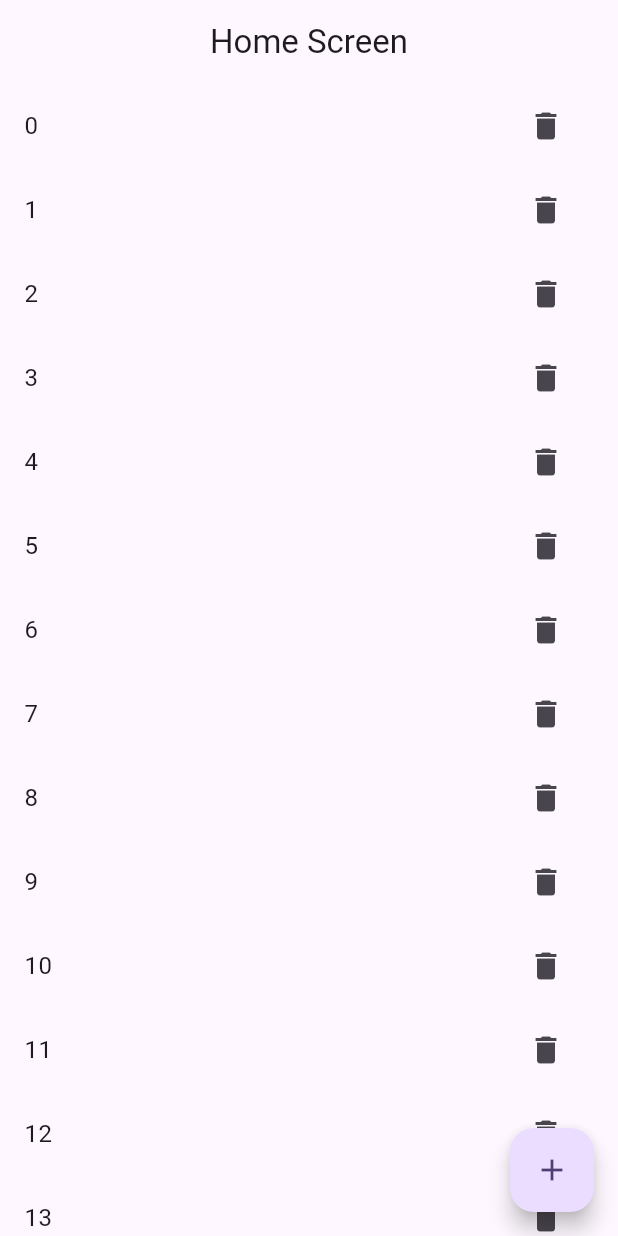
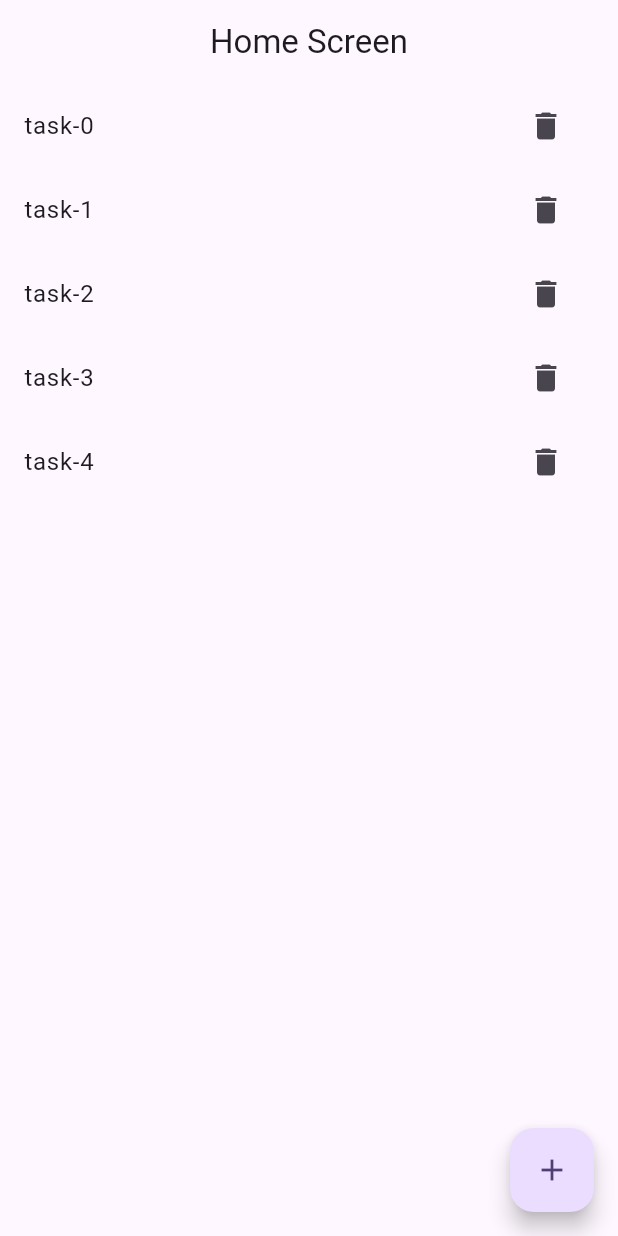
Before and after one commit to Sohag-84/Flutter-Bloc, a Flutter app: the screen it shows after launch, after a tap on the "add" icon, on a phone screen of 412 x 824 dp. Run offline on Flutter 3.47's test engine with Material 3 defaults, Android fonts, the phone set to English and light mode, and no system bars; our stand-ins replace bloc, equatable, flutter_bloc, flutter_svg, image_picker; network calls fail.

Commit message:
add todo

```diff
--- /dev/null
+++ b/insert_delete_from_list/lib/bloc/todo_bloc.dart
@@ -0,0 +1,17 @@
+import 'dart:async';
+
+import 'package:bloc/bloc.dart';
+import 'package:insert_delete_from_list/bloc/todo_event.dart';
+import 'package:insert_delete_from_list/bloc/todo_state.dart';
+
+class TodoBloc extends Bloc<TodoEvent,TodoState>{
+  final List<String> todoList = [];
+  TodoBloc():super(const TodoState()){
+   on<AddTodoEvent>(addTodoEvent);
+  }
+
+  FutureOr<void> addTodoEvent(AddTodoEvent event, Emitter<TodoState> emit) {
+    todoList.add(event.task);
+    emit(state.copyWith(todoList: List.from(todoList)));
+  }
+}
--- a/insert_delete_from_list/lib/bloc/todo_event.dart
+++ b/insert_delete_from_list/lib/bloc/todo_event.dart
@@ -6,12 +6,16 @@ abstract class TodoEvent extends Equatable {
   List<Object?> get props => throw UnimplementedError();
 }
 
-class AddTodoEvent extends Equatable {
+class AddTodoEvent extends TodoEvent {
+  final String task;
+
+   const AddTodoEvent({required this.task});
+
+  @override
+  List<Object?> get props => [task];
+}
+
+class DeleteTodo extends TodoEvent {
   @override
   List<Object?> get props => [];
 }
-
-class DeleteTodo extends Equatable {
-  @override
-  List<Object?> get props => [];
-}
--- /dev/null
+++ b/insert_delete_from_list/lib/bloc/todo_state.dart
@@ -0,0 +1,18 @@
+// ignore_for_file: public_member_api_docs, sort_constructors_first
+import 'package:equatable/equatable.dart';
+
+class TodoState extends Equatable {
+  final List<String> todoList;
+
+  const TodoState({this.todoList = const []});
+  @override
+  List<Object?> get props => [todoList];
+
+  TodoState copyWith({
+    List<String>? todoList,
+  }) {
+    return TodoState(
+      todoList: todoList ?? this.todoList,
+    );
+  }
+}
--- a/insert_delete_from_list/lib/main.dart
+++ b/insert_delete_from_list/lib/main.dart
@@ -1,4 +1,6 @@
 import 'package:flutter/material.dart';
+import 'package:flutter_bloc/flutter_bloc.dart';
+import 'package:insert_delete_from_list/bloc/todo_bloc.dart';
 import 'package:insert_delete_from_list/ui/home_screen.dart';
 
 void main() {
@@ -10,7 +12,9 @@ class MyApp extends StatelessWidget {
 
   @override
   Widget build(BuildContext context) {
-    return MaterialApp(
+    return BlocProvider(
+      create: (context) => TodoBloc(),
+      child: MaterialApp(
         title: 'Flutter Demo',
         debugShowCheckedModeBanner: false,
         theme: ThemeData(
@@ -18,6 +22,7 @@ class MyApp extends StatelessWidget {
           useMaterial3: true,
         ),
         home: const HomeScreen(),
+      ),
     );
   }
 }
--- a/insert_delete_from_list/lib/ui/home_screen.dart
+++ b/insert_delete_from_list/lib/ui/home_screen.dart
@@ -1,4 +1,8 @@
 import 'package:flutter/material.dart';
+import 'package:flutter_bloc/flutter_bloc.dart';
+import 'package:insert_delete_from_list/bloc/todo_bloc.dart';
+import 'package:insert_delete_from_list/bloc/todo_event.dart';
+import 'package:insert_delete_from_list/bloc/todo_state.dart';
 
 class HomeScreen extends StatelessWidget {
   const HomeScreen({super.key});
@@ -11,18 +15,33 @@ class HomeScreen extends StatelessWidget {
         centerTitle: true,
       ),
       floatingActionButton: FloatingActionButton(
-        onPressed: () {},
+        onPressed: () {
+          for (int i = 0; i < 5; i++) {
+            context.read<TodoBloc>().add(AddTodoEvent(task: "task-$i"));
+          }
+        },
         child: const Icon(Icons.add),
       ),
-      body: ListView.builder(itemBuilder: (context, index) {
+      body: BlocBuilder<TodoBloc, TodoState>(
+        builder: (context, state) {
+          if (state.todoList.isEmpty) {
+            return const Center(
+              child: Text("List is emtpy"),
+            );
+          }
+          return ListView.builder(
+              itemCount: state.todoList.length,
+              itemBuilder: (context, index) {
                 return ListTile(
-          title: Text(index.toString()),
+                  title: Text(state.todoList[index].toString()),
                   trailing: IconButton(
                     onPressed: () {},
                     icon: const Icon(Icons.delete),
                   ),
                 );
-      }),
+              });
+        },
+      ),
     );
   }
 }
```
Lines whose indentation alone changed are shown as unchanged.
